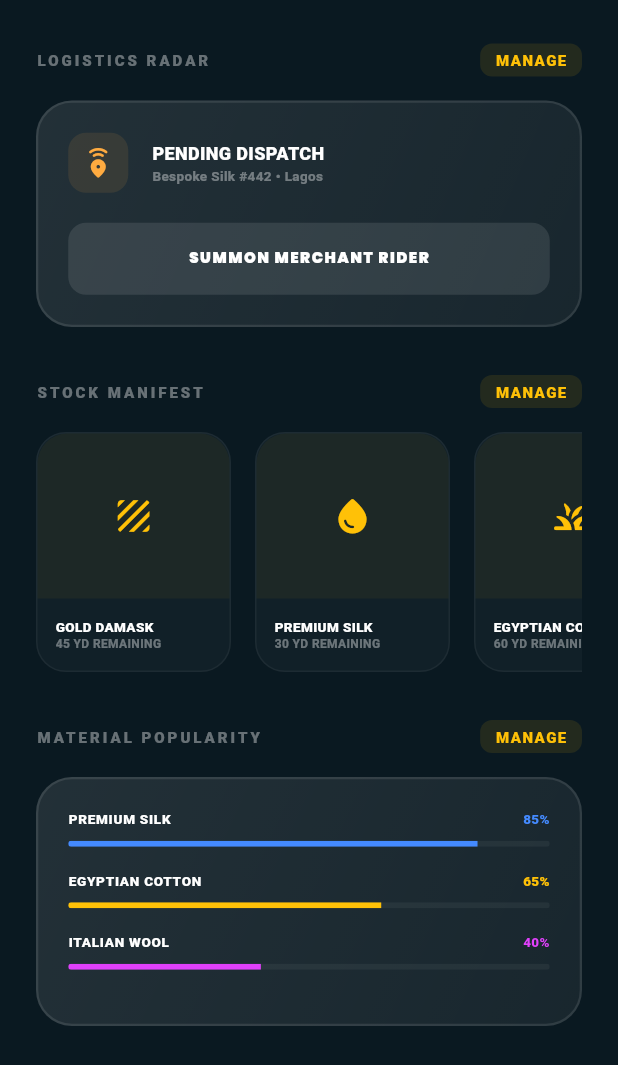
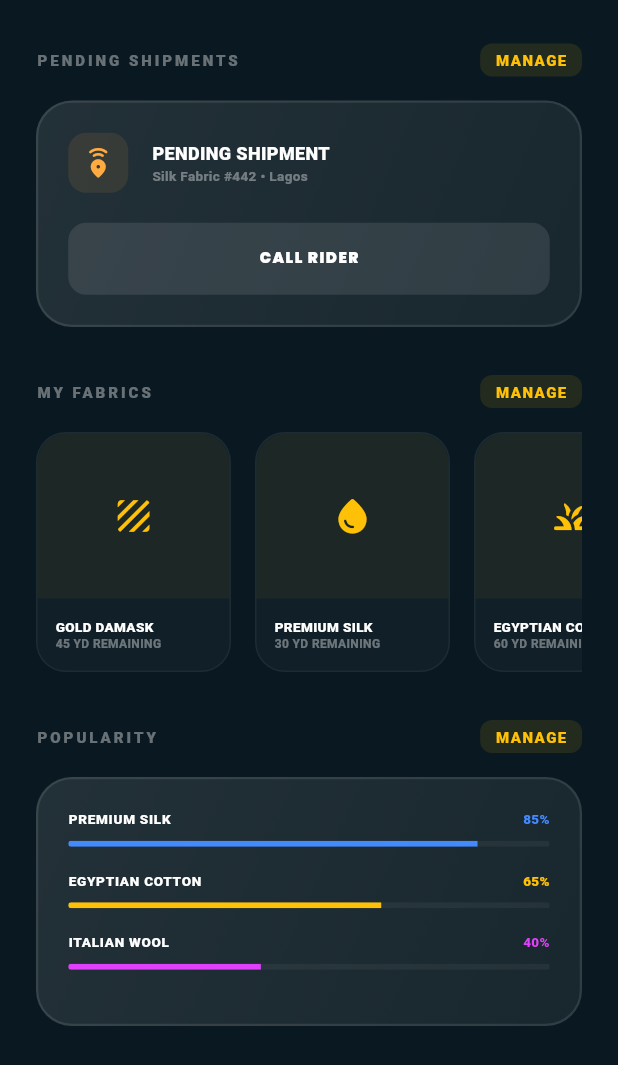
Before and after one commit to jacobthankgod4/Desby-App, a Flutter app: the FabricSellerDashboard screen opened by its route, scrolled down 325 dp, on a phone screen of 412 x 824 dp. Shown: the top 1065 px of the screen. Run offline on Flutter 3.47's test engine with Material 3 defaults, Android fonts, the phone set to English and light mode, and no system bars; our stand-ins replace camera, confetti, connectivity_plus, dartz, device_info_plus, dio and 18 more; missing offline and left inert: dart:html, dart:js, dart:js_interop, dart:js_util, dart:ui_web, flutterwave_standard and 3 more; accounts and stored records are empty; generated files the repository leaves out were written again; network calls fail; project files that could hold a hidden picture were left out.

Commit message:
fix(dashboard): fix onboarding repeat, replace jargon with simple words
Bug fix:
- Logout was deleting onboarding completion flags, causing onboarding to
  show again on every login. Now flags persist across sessions.

Language updates (all 4 dashboards + sidebar):
- 'COMMAND CENTER v2.1' → 'DASHBOARD'
- 'ATELIER ACCESS' → 'DASHBOARD'
- 'ACADEMY DASHBOARD' → 'ACADEMY'
- 'MERCHANT TERMINAL' → 'SELLER DASHBOARD'
- 'RAPID OPERATIONS' → 'QUICK ACTIONS'
- 'Pipeline Handshakes' → 'Recent Orders'
- 'Elite Clients' → 'Your Clients'
- 'In Production' → 'My Orders'
- 'Trending Silhouettes' → 'Browse Styles'
- 'Critical Tasks' → 'My Tasks'
- 'Academy Modules' → 'Learning Modules'
- 'Logistics Radar' → 'Pending Shipments'
- 'Stock Manifest' → 'My Fabrics'
- 'MANIFEST #' → 'ORDER #'
- 'SUMMON MERCHANT RIDER' → 'CALL RIDER'
- 'COMMISSION A DESIGNER' → 'FIND A TAILOR'
- 'TERMINAL MENU' → 'MENU'
- 'TERMINATE' → 'LOG OUT'
- 'UPGRADE SYSTEM' → 'UPGRADE PLAN'
- All page titles simplified (Command Center → Dashboard, etc.)
- Drawer items simplified
- Quick actions sheet simplified

```diff
--- a/lib/features/dashboard/presentation/pages/fabric_seller_dashboard.dart
+++ b/lib/features/dashboard/presentation/pages/fabric_seller_dashboard.dart
@@ -95,7 +95,7 @@
               // Dispatch Command
               AnimatedEntry(
                 index: 5,
-                child: _buildSectionHeader('Logistics Radar', '/orders'),
+                child: _buildSectionHeader('Pending Shipments', '/orders'),
               ),
               const SizedBox(height: 16),
               AnimatedEntry(index: 6, child: _buildDispatchHUD(context, ref)),
@@ -105,7 +105,7 @@
               // Inventory Velocity
               AnimatedEntry(
                 index: 7,
-                child: _buildSectionHeader('Stock Manifest', '/inventory'),
+                child: _buildSectionHeader('My Fabrics', '/inventory'),
               ),
               const SizedBox(height: 16),
               AnimatedEntry(index: 8, child: _buildRecentUploadsHUD()),
@@ -115,7 +115,7 @@
               // Performance Analytics
               AnimatedEntry(
                 index: 9,
-                child: _buildSectionHeader('Material Popularity', '/inventory'),
+                child: _buildSectionHeader('Popularity', '/inventory'),
               ),
               const SizedBox(height: 16),
               AnimatedEntry(index: 10, child: _buildPerformanceHUD()),
@@ -134,20 +134,20 @@
         Row(
           mainAxisAlignment: MainAxisAlignment.spaceBetween,
           children: [
-            const Text('MERCHANT TERMINAL', style: TextStyle(color: AppColors.amber, fontSize: 8, fontWeight: FontWeight.w900, letterSpacing: 2)),
+            const Text('SELLER DASHBOARD', style: TextStyle(color: AppColors.amber, fontSize: 8, fontWeight: FontWeight.w900, letterSpacing: 2)),
             _WalletButton(onTap: () => ref.pushShell('/merchant-wallet')),
           ],
         ),
         const SizedBox(height: 4),
         const Text(
-          'Marketplace Live',
+          'Marketplace',
           style: TextStyle(color: Colors.white, fontSize: 26, fontWeight: FontWeight.w900, letterSpacing: -0.5),
         ),
         const SizedBox(height: 24),
         ElevatedButton.icon(
           onPressed: () => ref.pushShell('/fabric-upload'),
           icon: const Icon(Icons.add_photo_alternate_rounded, size: 18),
-          label: const Text('UPLOAD NEW MATERIAL', style: TextStyle(fontWeight: FontWeight.w900, fontSize: 11, letterSpacing: 1)),
+          label: const Text('UPLOAD NEW FABRIC', style: TextStyle(fontWeight: FontWeight.w900, fontSize: 11, letterSpacing: 1)),
           style: ElevatedButton.styleFrom(
             backgroundColor: AppColors.amber,
             foregroundColor: AppColors.darkNavy,
@@ -322,8 +322,8 @@
                   child: Column(
                     crossAxisAlignment: CrossAxisAlignment.start,
                     children: [
-                      Text('PENDING DISPATCH', style: TextStyle(color: Colors.white, fontSize: 12, fontWeight: FontWeight.w900)),
-                      Text('Bespoke Silk #442 • Lagos', style: TextStyle(color: Colors.white38, fontSize: 9, fontWeight: FontWeight.bold)),
+                      Text('PENDING SHIPMENT', style: TextStyle(color: Colors.white, fontSize: 12, fontWeight: FontWeight.w900)),
+                      Text('Silk Fabric #442 • Lagos', style: TextStyle(color: Colors.white38, fontSize: 9, fontWeight: FontWeight.bold)),
                     ],
                   ),
                 ),
@@ -341,7 +341,7 @@
                   shape: RoundedRectangleBorder(borderRadius: BorderRadius.circular(12)),
                   elevation: 0,
                 ),
-                child: const Text('SUMMON MERCHANT RIDER', style: TextStyle(fontWeight: FontWeight.w900, fontSize: 10, letterSpacing: 1)),
+                child: const Text('CALL RIDER', style: TextStyle(fontWeight: FontWeight.w900, fontSize: 10, letterSpacing: 1)),
               ),
             ),
           ],
--- a/lib/features/dashboard/presentation/widgets/desktop_dashboard_shell.dart
+++ b/lib/features/dashboard/presentation/widgets/desktop_dashboard_shell.dart
@@ -280,7 +280,7 @@
           ),
           const Padding(
             padding: EdgeInsets.fromLTRB(24, 12, 24, 12),
-            child: Text('TERMINAL MENU', style: TextStyle(color: Colors.white24, fontSize: 9, fontWeight: FontWeight.w900, letterSpacing: 2)),
+            child: Text('MENU', style: TextStyle(color: Colors.white24, fontSize: 9, fontWeight: FontWeight.w900, letterSpacing: 2)),
           ),
           Expanded(
             child: ListView.builder(
@@ -316,7 +316,7 @@
     return ListTile(
       onTap: () => _onLogout(context),
       leading: const Icon(Icons.power_settings_new_rounded, color: Colors.redAccent, size: 20),
-      title: const Text('TERMINATE', style: TextStyle(color: Colors.redAccent, fontSize: 10, fontWeight: FontWeight.w900, letterSpacing: 2)),
+      title: const Text('LOG OUT', style: TextStyle(color: Colors.redAccent, fontSize: 10, fontWeight: FontWeight.w900, letterSpacing: 2)),
     );
   }
 
@@ -553,7 +553,7 @@
               size: 20,
             ),
             const SizedBox(width: 12),
-            const Expanded(child: Text('UPGRADE SYSTEM', style: TextStyle(color: Colors.white70, fontWeight: FontWeight.w900, fontSize: 9, letterSpacing: 1))),
+            const Expanded(child: Text('UPGRADE PLAN', style: TextStyle(color: Colors.white70, fontWeight: FontWeight.w900, fontSize: 9, letterSpacing: 1))),
             Icon(
               Icons.arrow_forward_ios_rounded,
               color: _isHovered ? AppColors.amber : Colors.white24,
--- a/lib/features/tailor/presentation/pages/classic_tailor_discovery_page.dart
+++ b/lib/features/tailor/presentation/pages/classic_tailor_discovery_page.dart
@@ -40,7 +40,7 @@
       child: CustomScrollView(
         slivers: [
           _buildFilterHero(),
-          _buildSectionHeader('TOP ARCHITECTS'),
+          _buildSectionHeader('TOP TAILORS'),
 
           tailorsAsync.when(
             data: (tailors) => _buildTechnicalGrid(tailors),
@@ -61,7 +61,7 @@
         child: Column(
           crossAxisAlignment: CrossAxisAlignment.start,
           children: [
-            const Text('FIND YOUR ARCHITECT', style: TextStyle(color: AppColors.amber, fontSize: 32, fontWeight: FontWeight.w900, letterSpacing: -1.0)),
+            const Text('FIND YOUR TAILOR', style: TextStyle(color: AppColors.amber, fontSize: 32, fontWeight: FontWeight.w900, letterSpacing: -1.0)),
             const SizedBox(height: 24),
 
             Row(
@@ -177,7 +177,7 @@
 
     if (filtered.isEmpty) {
       return const SliverToBoxAdapter(
-        child: Center(child: Padding(padding: EdgeInsets.all(80), child: Text('NO ARCHITECTS MATCHING CRITERIA', style: TextStyle(color: Colors.white12, fontWeight: FontWeight.w900, fontSize: 11, letterSpacing: 2)))),
+        child: Center(child: Padding(padding: EdgeInsets.all(80), child: Text('NO TAILORS MATCHING CRITERIA', style: TextStyle(color: Colors.white12, fontWeight: FontWeight.w900, fontSize: 11, letterSpacing: 2)))),
       );
     }
 
```
Also changed, not shown: lib/core/providers/navigation_provider.dart (+23 -23 lines), lib/features/auth/data/repositories/supabase_auth_repository.dart (+3 -8 lines), lib/features/dashboard/presentation/pages/apprentice_dashboard.dart (+6 -6 lines), lib/features/dashboard/presentation/pages/client_dashboard.dart (+9 -9 lines), lib/features/dashboard/presentation/pages/main_page.dart (+7 -7 lines), lib/features/dashboard/presentation/pages/tailor_dashboard.dart (+7 -7 lines).
